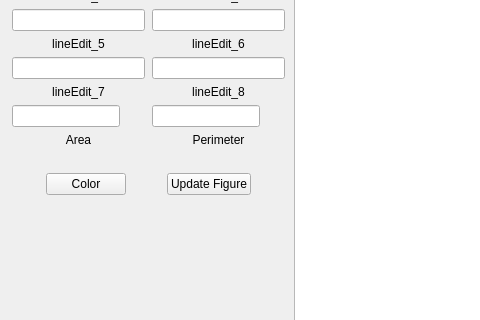
Above: GUI/widget.ui from kudroma/SimpleApplication before the change; both pictures show x 0 to 480 and y 118 to 438 of the 770 by 529 pixel window. Below: the same form after it.
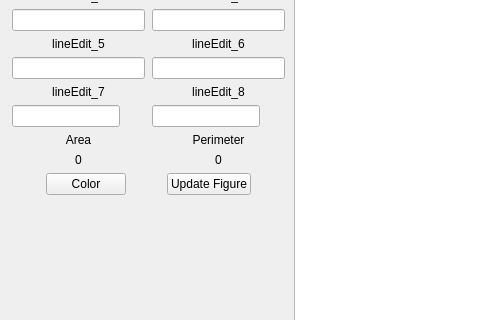
That is the form after the change.

Commit message: added labels to show the result of calculations of the perimeter and area of the figures

```diff
--- a/GUI/widget.ui
+++ b/GUI/widget.ui
@@ -587,7 +587,10 @@
               </size>
              </property>
              <property name="text">
-              <string/>
+              <string>0</string>
+             </property>
+             <property name="alignment">
+              <set>Qt::AlignCenter</set>
              </property>
             </widget>
            </item>
@@ -627,27 +630,12 @@
             </widget>
            </item>
            <item>
-            <widget class="QLabel" name="labelPerimeterValue">
-             <property name="sizePolicy">
-              <sizepolicy hsizetype="Fixed" vsizetype="Fixed">
-               <horstretch>0</horstretch>
-               <verstretch>0</verstretch>
-              </sizepolicy>
-             </property>
-             <property name="minimumSize">
-              <size>
-               <width>133</width>
-               <height>0</height>
-              </size>
-             </property>
-             <property name="maximumSize">
-              <size>
-               <width>133</width>
-               <height>16777215</height>
-              </size>
-             </property>
+            <widget class="QLabel" name="label_PerimeterVal">
              <property name="text">
-              <string/>
+              <string>0</string>
+             </property>
+             <property name="alignment">
+              <set>Qt::AlignCenter</set>
              </property>
             </widget>
            </item>
```
Left out of the diff: 20 changed lines with no effect on the pictures. The commit also changes 7 other files.
